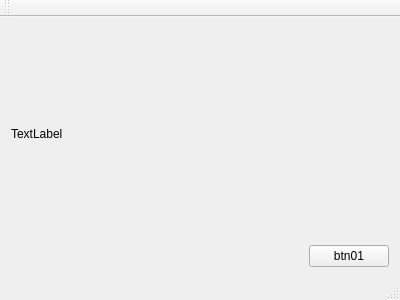
This is mainwindow.ui in weinkym/test_all_qt as Qt 5 draws it before an edit. The edited form follows.
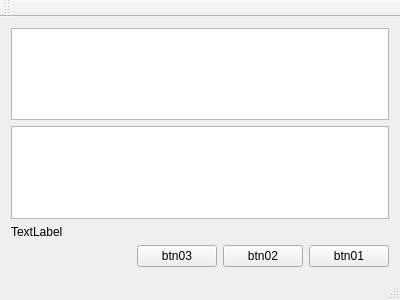
This is the edited form.

Diff of the .ui file:
```diff
--- a/mainwindow.ui
+++ b/mainwindow.ui
@@ -15,6 +15,12 @@
   </property>
   <widget class="QWidget" name="centralWidget">
    <layout class="QVBoxLayout" name="verticalLayout">
+    <item>
+     <widget class="QTextEdit" name="textEdit"/>
+    </item>
+    <item>
+     <widget class="QTextEdit" name="textEdit_2"/>
+    </item>
     <item>
      <widget class="QLabel" name="label">
       <property name="text">
@@ -37,6 +43,20 @@
         </property>
        </spacer>
       </item>
+      <item>
+       <widget class="QPushButton" name="btn03">
+        <property name="text">
+         <string>btn03</string>
+        </property>
+       </widget>
+      </item>
+      <item>
+       <widget class="QPushButton" name="btn02">
+        <property name="text">
+         <string>btn02</string>
+        </property>
+       </widget>
+      </item>
       <item>
        <widget class="QPushButton" name="btn01">
         <property name="text">
```
